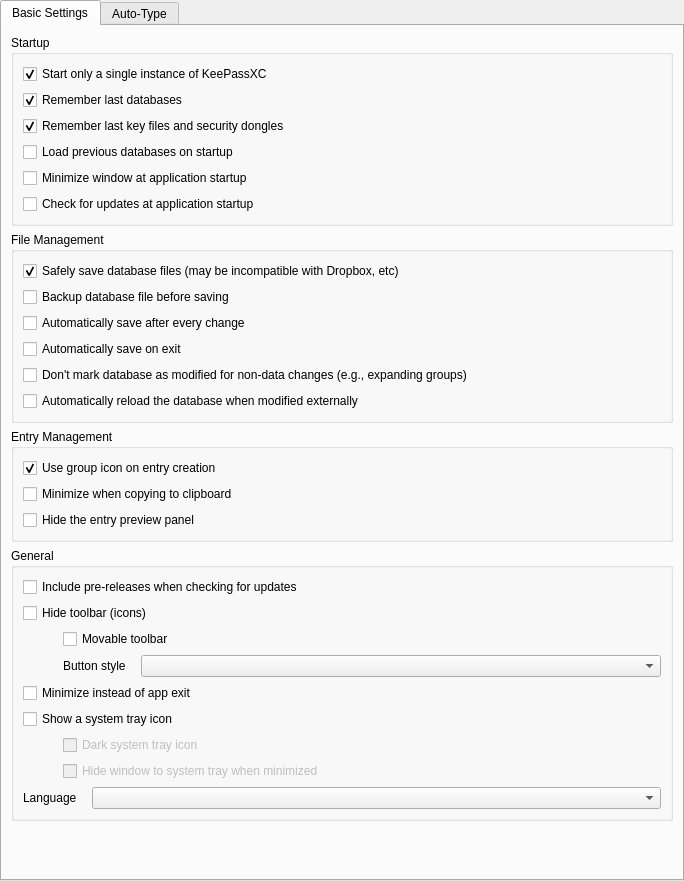
Old version of the form src/gui/ApplicationSettingsWidgetGeneral.ui in the repository keepassxreboot/keepassxc.
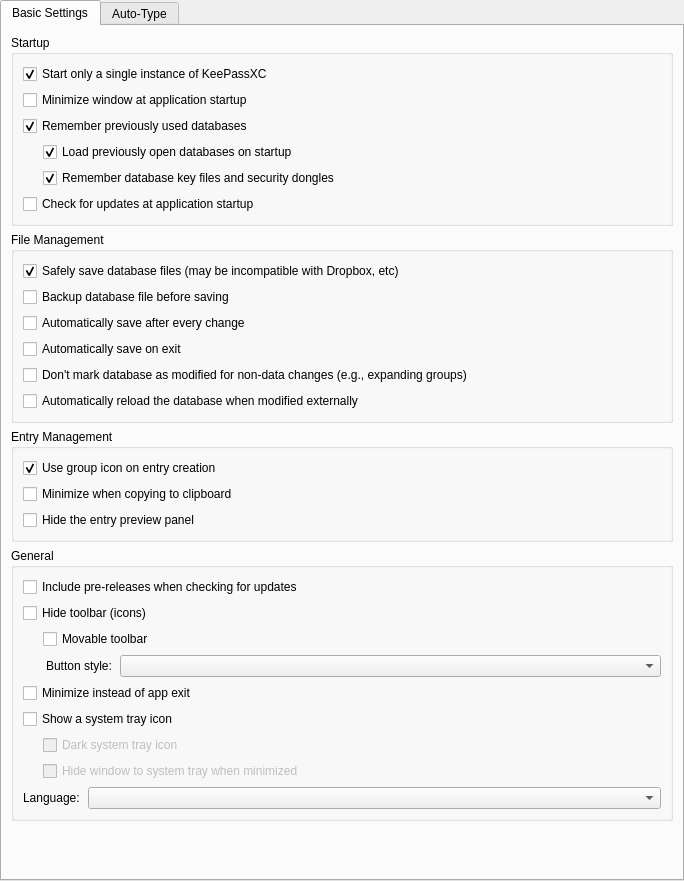
New version of the form. Custom widgets are drawn as their Qt base class.

Commit message:
Fix saving order of open databases
* Order of previously open databases are preserved when closing the application
* The active database on closing remains active after startup
* Nested open previous databases and remember key files under the remember previously open databases setting
* Fix #1675

Patch:
```diff
--- a/src/gui/ApplicationSettingsWidgetGeneral.ui
+++ b/src/gui/ApplicationSettingsWidgetGeneral.ui
@@ -49,33 +49,6 @@
             </property>
            </widget>
           </item>
-          <item>
-           <widget class="QCheckBox" name="rememberLastDatabasesCheckBox">
-            <property name="text">
-             <string>Remember last databases</string>
-            </property>
-            <property name="checked">
-             <bool>true</bool>
-            </property>
-           </widget>
-          </item>
-          <item>
-           <widget class="QCheckBox" name="rememberLastKeyFilesCheckBox">
-            <property name="text">
-             <string>Remember last key files and security dongles</string>
-            </property>
-            <property name="checked">
-             <bool>true</bool>
-            </property>
-           </widget>
-          </item>
-          <item>
-           <widget class="QCheckBox" name="openPreviousDatabasesOnStartupCheckBox">
-            <property name="text">
-             <string>Load previous databases on startup</string>
-            </property>
-           </widget>
-          </item>
           <item>
            <widget class="QCheckBox" name="systrayMinimizeOnStartup">
             <property name="text">
@@ -83,6 +56,88 @@
             </property>
            </widget>
           </item>
+          <item>
+           <widget class="QCheckBox" name="rememberLastDatabasesCheckBox">
+            <property name="text">
+             <string>Remember previously used databases</string>
+            </property>
+            <property name="checked">
+             <bool>true</bool>
+            </property>
+           </widget>
+          </item>
+          <item>
+           <layout class="QHBoxLayout" name="rememberDbSubLayout_2">
+            <property name="spacing">
+             <number>0</number>
+            </property>
+            <property name="sizeConstraint">
+             <enum>QLayout::SetMaximumSize</enum>
+            </property>
+            <item>
+             <spacer name="toolbarMovableSpacer_3">
+              <property name="orientation">
+               <enum>Qt::Horizontal</enum>
+              </property>
+              <property name="sizeType">
+               <enum>QSizePolicy::Fixed</enum>
+              </property>
+              <property name="sizeHint" stdset="0">
+               <size>
+                <width>20</width>
+                <height>20</height>
+               </size>
+              </property>
+             </spacer>
+            </item>
+            <item>
+             <widget class="QCheckBox" name="openPreviousDatabasesOnStartupCheckBox">
+              <property name="text">
+               <string>Load previously open databases on startup</string>
+              </property>
+              <property name="checked">
+               <bool>true</bool>
+              </property>
+             </widget>
+            </item>
+           </layout>
+          </item>
+          <item>
+           <layout class="QHBoxLayout" name="rememberDbSubLayout">
+            <property name="spacing">
+             <number>0</number>
+            </property>
+            <property name="sizeConstraint">
+             <enum>QLayout::SetMaximumSize</enum>
+            </property>
+            <item>
+             <spacer name="toolbarMovableSpacer_2">
+              <property name="orientation">
+               <enum>Qt::Horizontal</enum>
+              </property>
+              <property name="sizeType">
+               <enum>QSizePolicy::Fixed</enum>
+              </property>
+              <property name="sizeHint" stdset="0">
+               <size>
+                <width>20</width>
+                <height>20</height>
+               </size>
+              </property>
+             </spacer>
+            </item>
+            <item>
+             <widget class="QCheckBox" name="rememberLastKeyFilesCheckBox">
+              <property name="text">
+               <string>Remember database key files and security dongles</string>
+              </property>
+              <property name="checked">
+               <bool>true</bool>
+              </property>
+             </widget>
+            </item>
+           </layout>
+          </item>
           <item>
            <widget class="QCheckBox" name="checkForUpdatesOnStartupCheckBox">
             <property name="text">
@@ -218,7 +273,7 @@
               </property>
               <property name="sizeHint" stdset="0">
                <size>
-                <width>40</width>
+                <width>20</width>
                 <height>20</height>
                </size>
               </property>
@@ -245,7 +300,7 @@
           <item>
            <layout class="QHBoxLayout" name="toolButtonStyleLayout">
             <property name="spacing">
-             <number>15</number>
+             <number>0</number>
             </property>
             <item>
              <spacer name="toolButtonStyleSpacer">
@@ -257,7 +312,7 @@
               </property>
               <property name="sizeHint" stdset="0">
                <size>
-                <width>40</width>
+                <width>20</width>
                 <height>20</height>
                </size>
               </property>
@@ -274,8 +329,11 @@
                 <verstretch>0</verstretch>
                </sizepolicy>
               </property>
+              <property name="styleSheet">
+               <string notr="true">margin-right: 5px</string>
+              </property>
               <property name="text">
-               <string>Button style</string>
+               <string>Button style:</string>
               </property>
              </widget>
             </item>
@@ -326,7 +384,7 @@
               </property>
               <property name="sizeHint" stdset="0">
                <size>
-                <width>40</width>
+                <width>20</width>
                 <height>20</height>
                </size>
               </property>
@@ -377,7 +435,7 @@
                  </property>
                  <property name="sizeHint" stdset="0">
                   <size>
-                   <width>40</width>
+                   <width>20</width>
                    <height>20</height>
                   </size>
                  </property>
@@ -407,7 +465,7 @@
           <item>
            <layout class="QHBoxLayout" name="languageLabelLayout_2">
             <property name="spacing">
-             <number>15</number>
+             <number>8</number>
             </property>
             <item alignment="Qt::AlignRight">
              <widget class="QLabel" name="languageLabel_2">
@@ -418,7 +476,7 @@
                </sizepolicy>
               </property>
               <property name="text">
-               <string>Language</string>
+               <string>Language:</string>
               </property>
              </widget>
             </item>
```
The commit also changes 5 other files.
